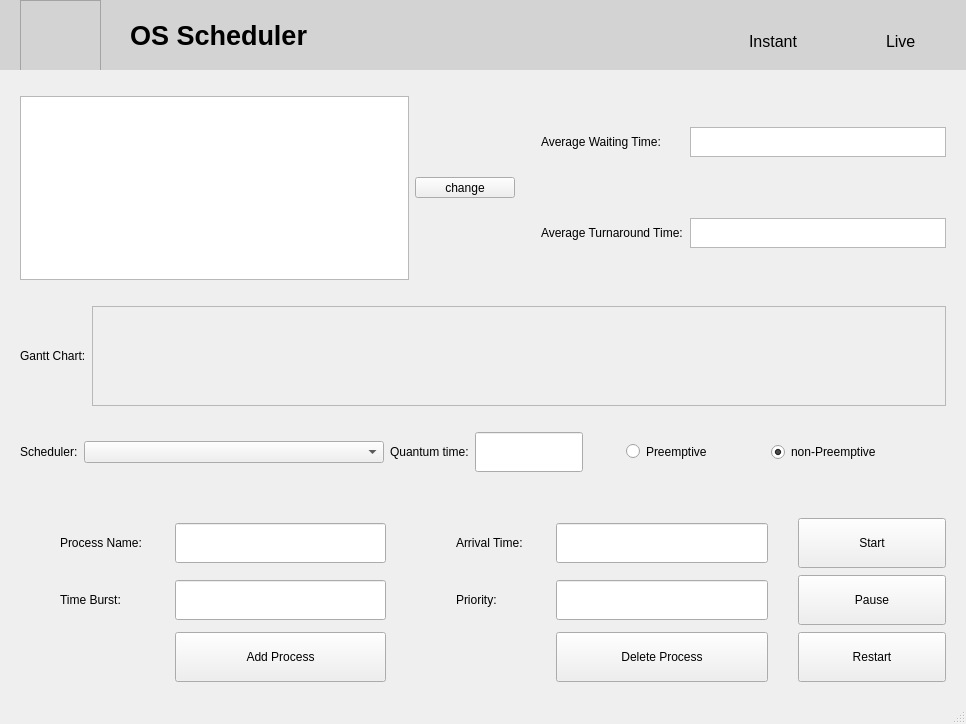
Before: the Qt Designer form frontend/mainwindow.ui in ASolimanA/OS-Scheduler, drawn with Qt 5.
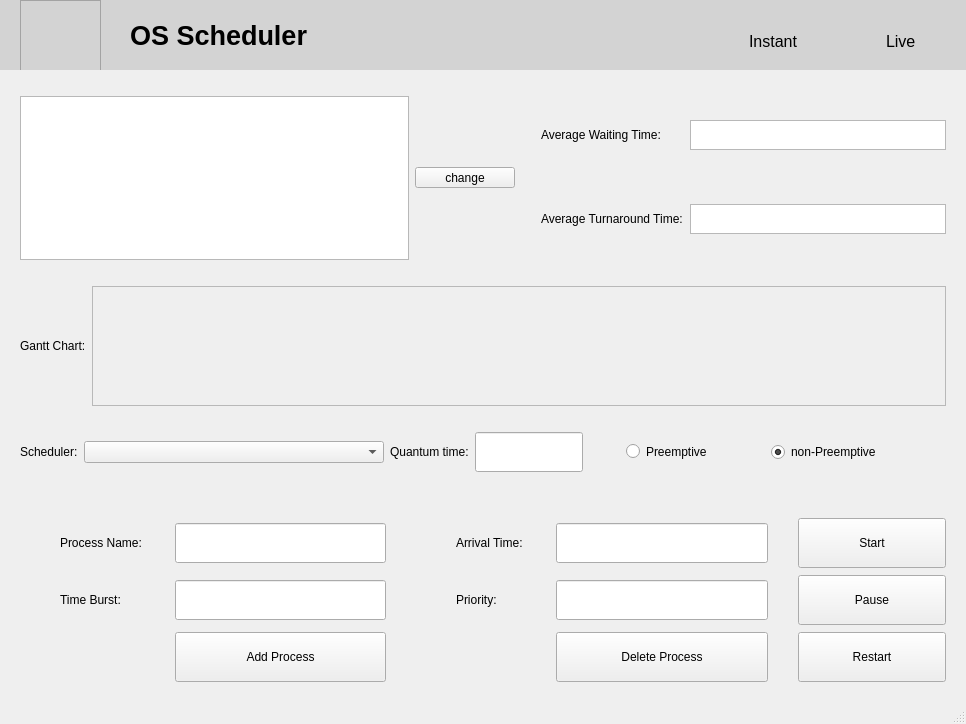
After: the same form once the commit is applied.

Commit message: Added time scale for gantt chart

```diff
--- a/frontend/mainwindow.ui
+++ b/frontend/mainwindow.ui
@@ -256,13 +256,13 @@
         <property name="minimumSize">
          <size>
           <width>0</width>
-          <height>100</height>
+          <height>120</height>
          </size>
         </property>
         <property name="maximumSize">
          <size>
           <width>16777215</width>
-          <height>100</height>
+          <height>120</height>
          </size>
         </property>
         <property name="widgetResizable">
@@ -274,7 +274,7 @@
            <x>0</x>
            <y>0</y>
            <width>839</width>
-           <height>98</height>
+           <height>118</height>
           </rect>
          </property>
         </widget>
```
The commit also changes 2 other files.
